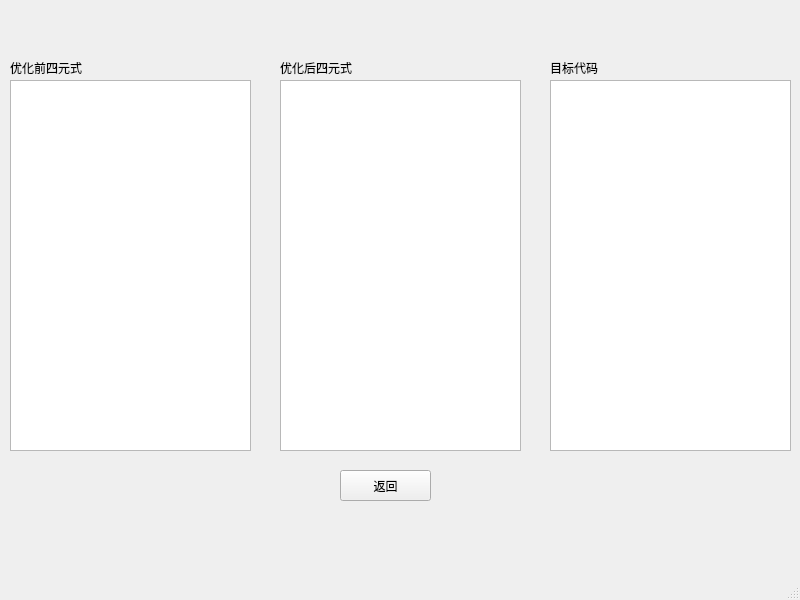
This is quat_result.ui in lh2080028463/Compiler as Qt 5 draws it before an edit. The edited form follows.
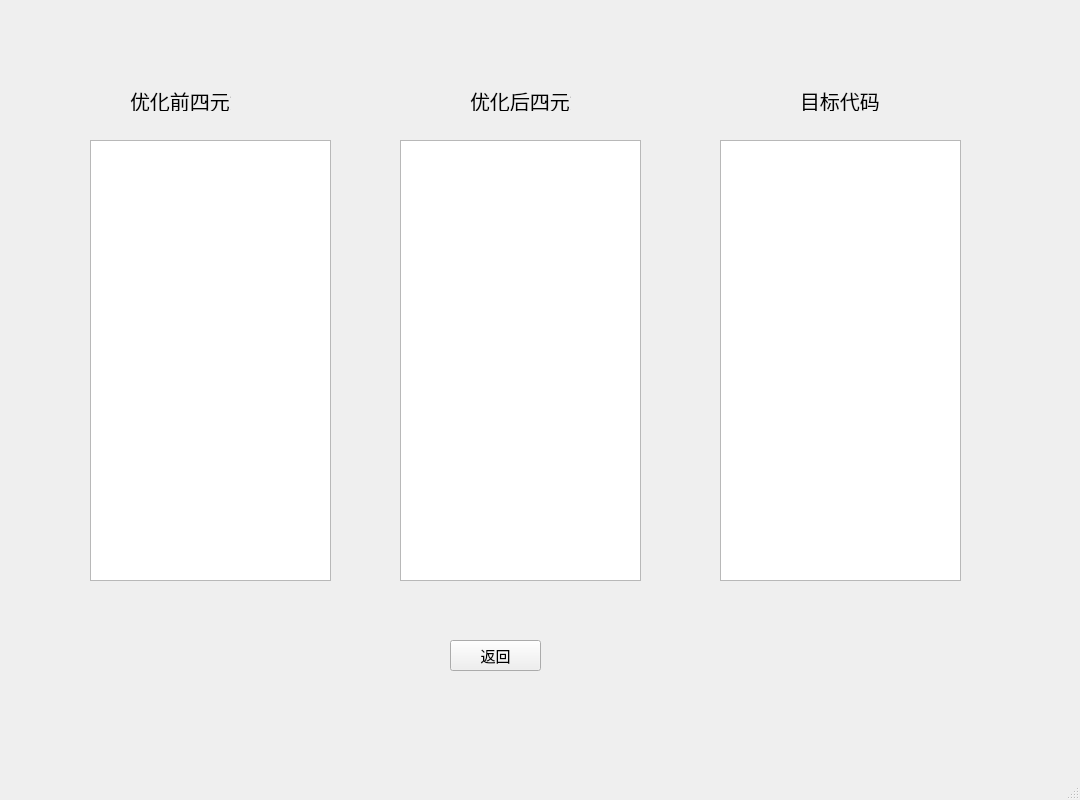
This is the edited form.

Diff of the .ui file:
```diff
--- a/quat_result.ui
+++ b/quat_result.ui
@@ -6,10 +6,15 @@
    <rect>
     <x>0</x>
     <y>0</y>
-    <width>800</width>
-    <height>600</height>
+    <width>1080</width>
+    <height>800</height>
    </rect>
   </property>
+  <property name="font">
+   <font>
+    <pointsize>11</pointsize>
+   </font>
+  </property>
   <property name="windowTitle">
    <string>MainWindow</string>
   </property>
@@ -17,12 +22,17 @@
    <widget class="QLabel" name="label_3">
     <property name="geometry">
      <rect>
-      <x>550</x>
-      <y>60</y>
+      <x>800</x>
+      <y>90</y>
       <width>101</width>
-      <height>16</height>
+      <height>21</height>
      </rect>
     </property>
+    <property name="font">
+     <font>
+      <pointsize>15</pointsize>
+     </font>
+    </property>
     <property name="text">
      <string>目标代码</string>
     </property>
@@ -30,12 +40,17 @@
    <widget class="QLabel" name="label_2">
     <property name="geometry">
      <rect>
-      <x>280</x>
-      <y>60</y>
+      <x>470</x>
+      <y>90</y>
       <width>101</width>
-      <height>16</height>
+      <height>21</height>
      </rect>
     </property>
+    <property name="font">
+     <font>
+      <pointsize>15</pointsize>
+     </font>
+    </property>
     <property name="text">
      <string>优化后四元式</string>
     </property>
@@ -43,32 +58,47 @@
    <widget class="QTextBrowser" name="textBrowser_2">
     <property name="geometry">
      <rect>
-      <x>280</x>
-      <y>80</y>
+      <x>400</x>
+      <y>140</y>
       <width>241</width>
-      <height>371</height>
+      <height>441</height>
      </rect>
     </property>
+    <property name="font">
+     <font>
+      <pointsize>12</pointsize>
+     </font>
+    </property>
    </widget>
    <widget class="QTextBrowser" name="textBrowser_3">
     <property name="geometry">
      <rect>
-      <x>550</x>
-      <y>80</y>
+      <x>720</x>
+      <y>140</y>
       <width>241</width>
-      <height>371</height>
+      <height>441</height>
      </rect>
     </property>
+    <property name="font">
+     <font>
+      <pointsize>12</pointsize>
+     </font>
+    </property>
    </widget>
    <widget class="QLabel" name="label">
     <property name="geometry">
      <rect>
-      <x>10</x>
-      <y>60</y>
+      <x>130</x>
+      <y>90</y>
       <width>101</width>
-      <height>16</height>
+      <height>21</height>
      </rect>
     </property>
+    <property name="font">
+     <font>
+      <pointsize>15</pointsize>
+     </font>
+    </property>
     <property name="text">
      <string>优化前四元式</string>
     </property>
@@ -76,18 +106,23 @@
    <widget class="QTextBrowser" name="textBrowser">
     <property name="geometry">
      <rect>
-      <x>10</x>
-      <y>80</y>
+      <x>90</x>
+      <y>140</y>
       <width>241</width>
-      <height>371</height>
+      <height>441</height>
      </rect>
     </property>
+    <property name="font">
+     <font>
+      <pointsize>12</pointsize>
+     </font>
+    </property>
    </widget>
    <widget class="QPushButton" name="quitButton">
     <property name="geometry">
      <rect>
-      <x>340</x>
-      <y>470</y>
+      <x>450</x>
+      <y>640</y>
       <width>91</width>
       <height>31</height>
      </rect>
```
Left out of the diff: 4 changed lines with no effect on the pictures.
